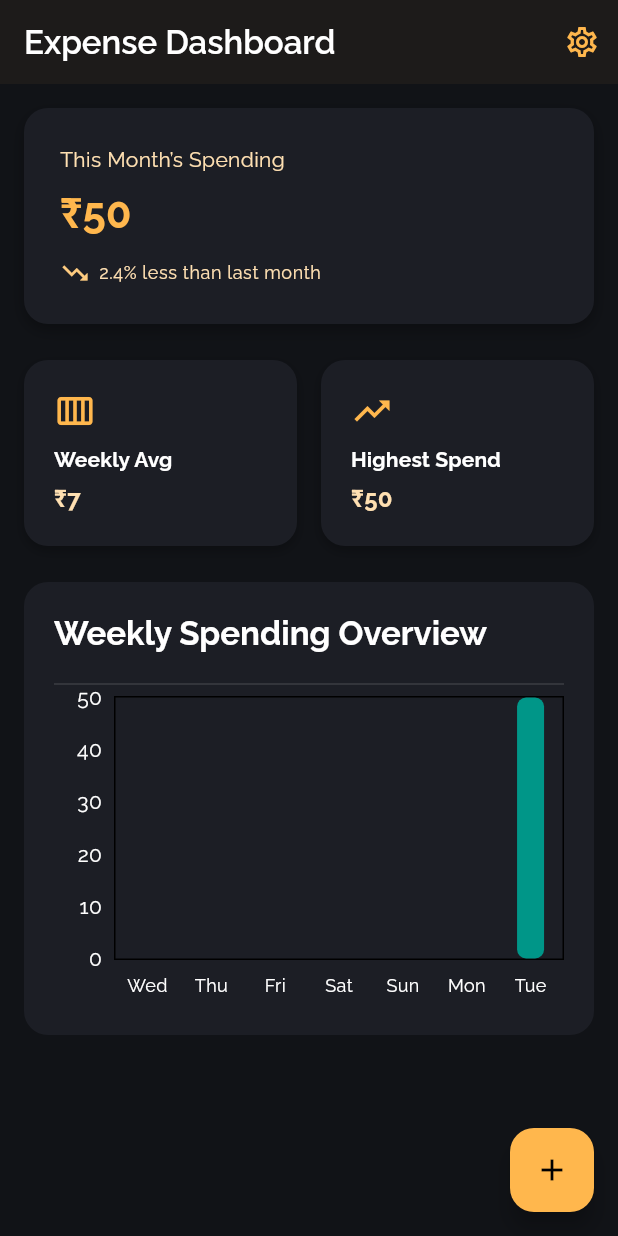
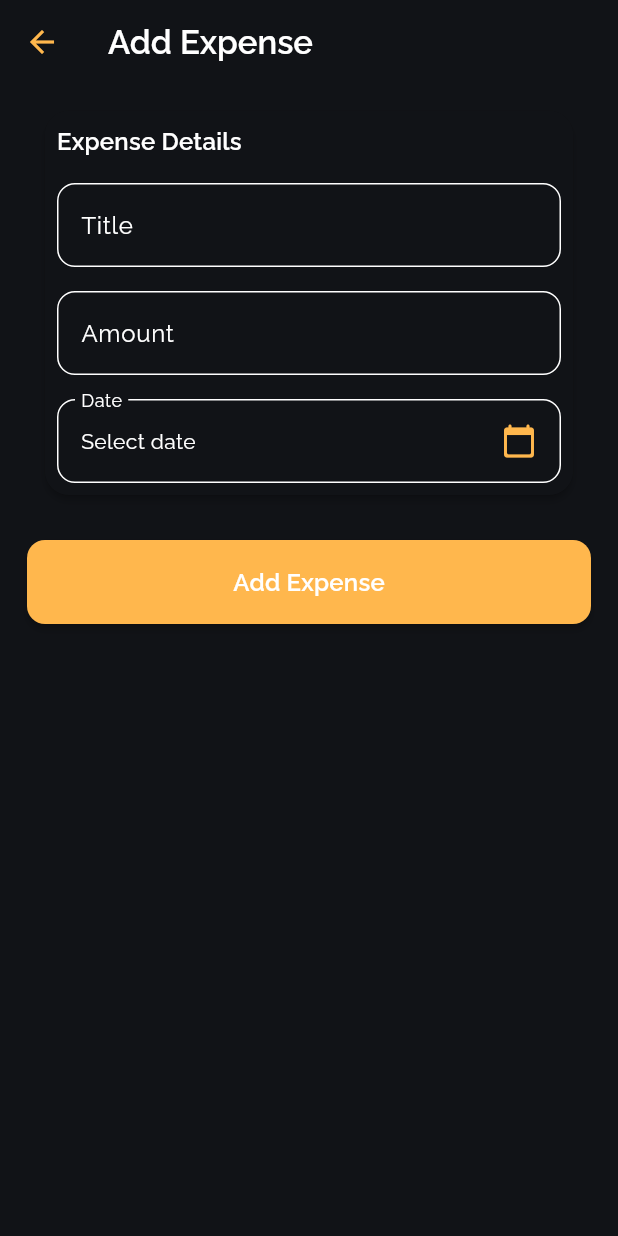
Before and after one commit to crux-bphc/flutter_workshop_25, a Flutter app: the screen it shows after launch, after a tap on the "add" icon, on a phone screen of 412 x 824 dp. Run offline on Flutter 3.47's test engine with Material 3 defaults, Android fonts, the light colour scheme and no system bars; drawn by our look-alikes of fl_chart; our stand-ins replace google_fonts, hive, hive_flutter; accounts and stored records are empty.

Commit message:
feat: add 'add expense' screen

```diff
--- /dev/null
+++ b/lib/screens/add_expense_screen.dart
@@ -0,0 +1,215 @@
+import 'package:flutter/material.dart';
+import 'package:flutter_workshop_25/models/expense.dart';
+import 'package:flutter_workshop_25/services/hive_service.dart';
+
+class AddExpenseScreen extends StatefulWidget {
+  const AddExpenseScreen({super.key});
+
+  @override
+  State<AddExpenseScreen> createState() => _AddExpenseScreenState();
+}
+
+class _AddExpenseScreenState extends State<AddExpenseScreen> {
+  final _formKey = GlobalKey<FormState>();
+  final _titleController = TextEditingController();
+  final _amountController = TextEditingController();
+  DateTime? _selectedDate;
+
+  @override
+  void dispose() {
+    _titleController.dispose();
+    _amountController.dispose();
+    super.dispose();
+  }
+
+  Future<void> _pickDate(BuildContext context) async {
+    final DateTime? picked = await showDatePicker(
+      context: context,
+      initialDate: _selectedDate ?? DateTime.now(),
+      firstDate: DateTime(2000),
+      lastDate: DateTime(2101),
+    );
+    if (picked != null && picked != _selectedDate) {
+      setState(() {
+        _selectedDate = picked;
+      });
+    }
+  }
+
+  void _submitExpense() {
+    if (!_formKey.currentState!.validate()) return;
+
+    final double? amount = double.tryParse(_amountController.text);
+    if (amount == null || amount <= 0) {
+      ScaffoldMessenger.of(context).showSnackBar(
+        const SnackBar(content: Text('Please enter a valid amount.')),
+      );
+      return;
+    }
+
+    final newExpense = Expense(
+      title: _titleController.text.trim(),
+      amount: amount,
+      date: _selectedDate!,
+    );
+
+    HiveService.addExpense(newExpense);
+
+    ScaffoldMessenger.of(context).showSnackBar(
+      const SnackBar(content: Text('Expense added successfully!')),
+    );
+
+    _formKey.currentState!.reset();
+    _titleController.clear();
+    _amountController.clear();
+    setState(() => _selectedDate = null);
+  }
+
+  @override
+  Widget build(BuildContext context) {
+    final colorScheme = Theme.of(context).colorScheme;
+    final textTheme = Theme.of(context).textTheme;
+
+    return Scaffold(
+      appBar: AppBar(title: const Text("Add Expense"), elevation: 0),
+      body: SafeArea(
+        child: SingleChildScrollView(
+          padding: const EdgeInsets.symmetric(horizontal: 18.0, vertical: 12.0),
+          child: Form(
+            key: _formKey,
+            child: Column(
+              crossAxisAlignment: CrossAxisAlignment.start,
+              children: [
+                Card(
+                  elevation: 2,
+                  shape: RoundedRectangleBorder(
+                    borderRadius: BorderRadius.circular(16),
+                  ),
+                  color: colorScheme.surface,
+                  child: Padding(
+                    padding: const EdgeInsets.symmetric(
+                      horizontal: 8.0,
+                      vertical: 8.0,
+                    ),
+                    child: Column(
+                      crossAxisAlignment: CrossAxisAlignment.start,
+                      children: [
+                        Text(
+                          "Expense Details",
+                          style: textTheme.titleMedium?.copyWith(
+                            fontWeight: FontWeight.w600,
+                            color: colorScheme.onSurface,
+                          ),
+                        ),
+                        const SizedBox(height: 16),
+
+                        TextFormField(
+                          controller: _titleController,
+                          decoration: InputDecoration(
+                            labelText: "Title",
+                            hintText: "Enter expense title",
+                            border: OutlineInputBorder(
+                              borderRadius: BorderRadius.circular(12),
+                            ),
+                            filled: true,
+                            fillColor: colorScheme.surfaceContainerHighest,
+                          ),
+                          validator: (value) {
+                            if (value == null || value.trim().isEmpty) {
+                              return "Please enter a title";
+                            }
+                            return null;
+                          },
+                        ),
+                        const SizedBox(height: 16),
+
+                        TextFormField(
+                          controller: _amountController,
+                          keyboardType: TextInputType.number,
+                          decoration: InputDecoration(
+                            labelText: "Amount",
+                            hintText: "Enter amount spent",
+                            prefixText: "₹ ",
+                            border: OutlineInputBorder(
+                              borderRadius: BorderRadius.circular(12),
+                            ),
+                            filled: true,
+                            fillColor: colorScheme.surfaceContainerHighest,
+                          ),
+                          validator: (value) {
+                            if (value == null || value.trim().isEmpty) {
+                              return "Please enter an amount";
+                            }
+                            if (double.tryParse(value) == null) {
+                              return "Please enter a valid number";
+                            }
+                            return null;
+                          },
+                        ),
+                        const SizedBox(height: 16),
+
+                        GestureDetector(
+                          onTap: () => _pickDate(context),
+                          child: InputDecorator(
+                            decoration: InputDecoration(
+                              labelText: "Date",
+                              border: OutlineInputBorder(
+                                borderRadius: BorderRadius.circular(12),
+                              ),
+                              filled: true,
+                              fillColor: colorScheme.surfaceContainerHighest,
+                            ),
+                            child: Row(
+                              mainAxisAlignment: MainAxisAlignment.spaceBetween,
+                              children: [
+                                Text(
+                                  _selectedDate == null
+                                      ? "Select date"
+                                      : "${_selectedDate!.day}/${_selectedDate!.month}/${_selectedDate!.year}",
+                                  style: textTheme.bodyMedium?.copyWith(
+                                    color: _selectedDate == null
+                                        ? colorScheme.outline
+                                        : colorScheme.onSurface,
+                                  ),
+                                ),
+                                Icon(
+                                  Icons.calendar_today_rounded,
+                                  color: colorScheme.primary,
+                                ),
+                              ],
+                            ),
+                          ),
+                        ),
+                      ],
+                    ),
+                  ),
+                ),
+                const SizedBox(height: 24),
+
+                SizedBox(
+                  width: double.infinity,
+                  child: ElevatedButton(
+                    onPressed: _submitExpense,
+                    style: ElevatedButton.styleFrom(
+                      elevation: 2,
+                      padding: const EdgeInsets.symmetric(vertical: 16),
+                      shape: RoundedRectangleBorder(
+                        borderRadius: BorderRadius.circular(12),
+                      ),
+                      textStyle: textTheme.titleMedium?.copyWith(
+                        color: colorScheme.onPrimary,
+                        fontWeight: FontWeight.w600,
+                      ),
+                      backgroundColor: colorScheme.primary,
+                    ),
+                    child: const Text("Add Expense"),
+                  ),
+                ),
+              ],
+            ),
+          ),
+        ),
+      ),
+    );
+  }
+}
--- a/lib/screens/home_screen.dart
+++ b/lib/screens/home_screen.dart
@@ -4,6 +4,7 @@ import 'package:flutter_workshop_25/widgets/spending_graph.dart';
 import 'package:flutter_workshop_25/utils/expense_data_helper.dart';
 import 'package:flutter_workshop_25/models/expense.dart';
 import 'package:flutter_workshop_25/services/hive_service.dart';
+import 'package:flutter_workshop_25/screens/add_expense_screen.dart';
 
 class HomeScreen extends StatefulWidget {
   const HomeScreen({super.key});
@@ -31,18 +32,6 @@ class _HomeScreenState extends State<HomeScreen> {
       highestSpending = ExpenseDataHelper.getHighestSpending();
       weeklyData = ExpenseDataHelper.getWeeklyChartData();
     });
-  }
-
-  Future<void> _addDummyExpense() async {
-    //todo: update this after add expense is done
-    await HiveService.addExpense(
-      Expense(
-        title: "Coffee",
-        amount: (50 + (200 * (DateTime.now().millisecond % 10))).toDouble(),
-        date: DateTime.now(),
-      ),
-    );
-    _loadExpenseData();
   }
 
   @override
@@ -168,7 +157,15 @@ class _HomeScreenState extends State<HomeScreen> {
       ),
 
       floatingActionButton: FloatingActionButton(
-        onPressed: _addDummyExpense,
+        onPressed: () {
+          Navigator.of(context)
+              .push(
+                MaterialPageRoute(
+                  builder: (context) => const AddExpenseScreen(),
+                ),
+              )
+              .then((_) => _loadExpenseData());
+        },
         child: const Icon(Icons.add),
       ),
     );
```
